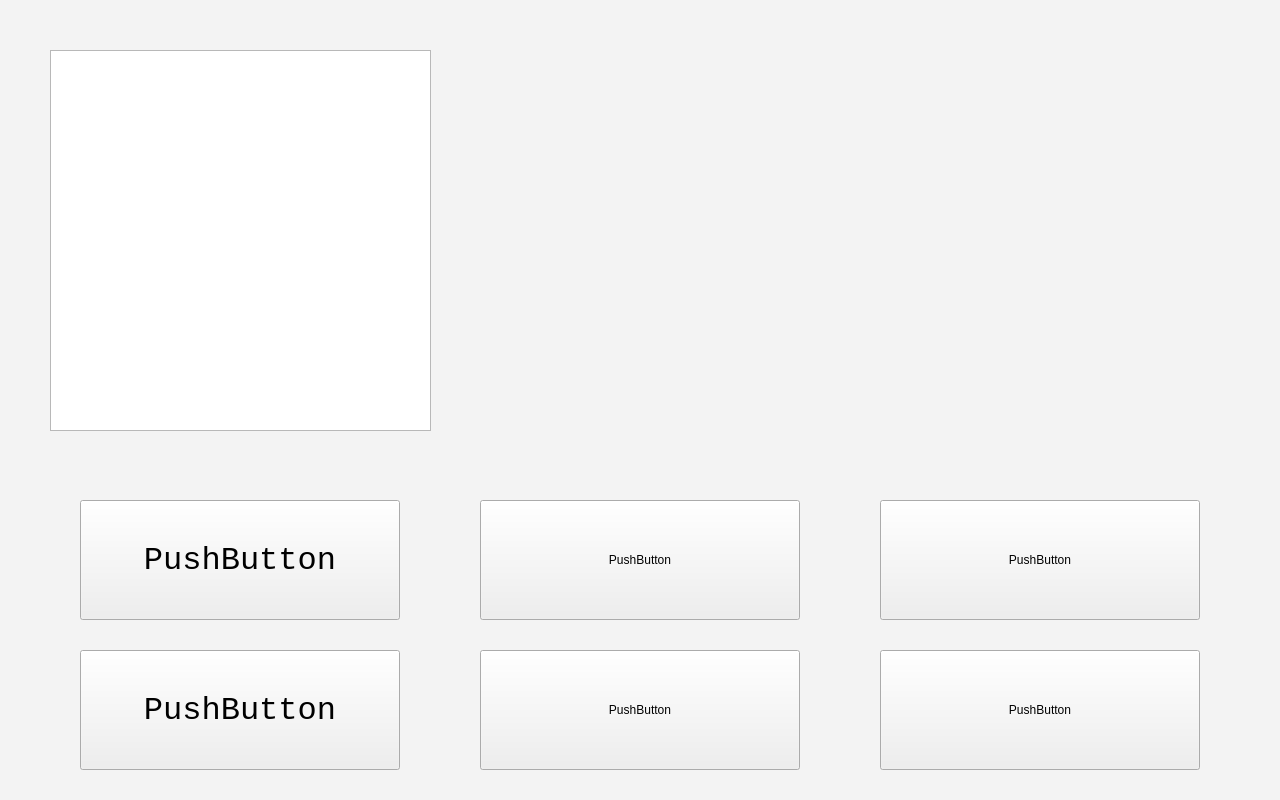
HIBIKl/CPP_Homework, file widget.ui: the form before one commit.
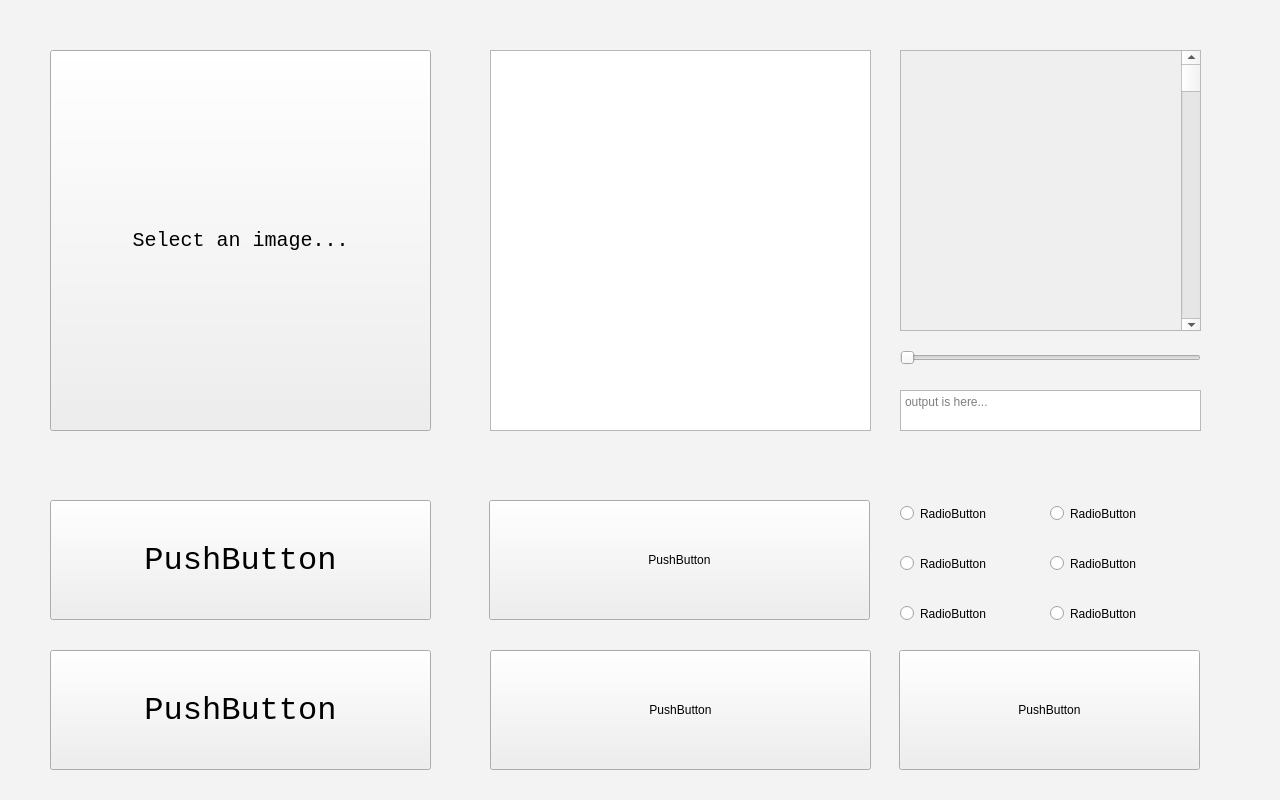
The form after the commit. Custom widgets are drawn as their Qt base class.

The edit to the form file:
```diff
--- a/widget.ui
+++ b/widget.ui
@@ -56,9 +56,9 @@
    <widget class="QtMaterialRaisedButton" name="startCompression">
     <property name="geometry">
      <rect>
-      <x>80</x>
+      <x>50</x>
       <y>650</y>
-      <width>320</width>
+      <width>381</width>
       <height>120</height>
      </rect>
     </property>
@@ -75,9 +75,9 @@
    <widget class="QtMaterialRaisedButton" name="uploadPic">
     <property name="geometry">
      <rect>
-      <x>80</x>
+      <x>50</x>
       <y>500</y>
-      <width>320</width>
+      <width>381</width>
       <height>120</height>
      </rect>
     </property>
@@ -94,9 +94,9 @@
    <widget class="QtMaterialRaisedButton" name="function1">
     <property name="geometry">
      <rect>
-      <x>480</x>
+      <x>489</x>
       <y>500</y>
-      <width>320</width>
+      <width>381</width>
       <height>120</height>
      </rect>
     </property>
@@ -110,22 +110,9 @@
    <widget class="QtMaterialRaisedButton" name="function3">
     <property name="geometry">
      <rect>
-      <x>480</x>
+      <x>490</x>
       <y>650</y>
-      <width>320</width>
-      <height>120</height>
-     </rect>
-    </property>
-    <property name="text">
-     <string>PushButton</string>
-    </property>
-   </widget>
-   <widget class="QtMaterialRaisedButton" name="function2">
-    <property name="geometry">
-     <rect>
-      <x>880</x>
-      <y>500</y>
-      <width>320</width>
+      <width>381</width>
       <height>120</height>
      </rect>
     </property>
@@ -136,9 +123,9 @@
    <widget class="QtMaterialRaisedButton" name="function4">
     <property name="geometry">
      <rect>
-      <x>880</x>
+      <x>899</x>
       <y>650</y>
-      <width>320</width>
+      <width>301</width>
       <height>120</height>
      </rect>
     </property>
@@ -146,7 +133,17 @@
      <string>PushButton</string>
     </property>
    </widget>
-   <widget class="QGraphicsView" name="graphicsView">
+   <widget class="QGraphicsView" name="graphicsView_2">
+    <property name="geometry">
+     <rect>
+      <x>490</x>
+      <y>50</y>
+      <width>381</width>
+      <height>381</height>
+     </rect>
+    </property>
+   </widget>
+   <widget class="QtMaterialRaisedButton" name="selectPicture">
     <property name="geometry">
      <rect>
       <x>50</x>
@@ -155,7 +152,179 @@
       <height>381</height>
      </rect>
     </property>
+    <property name="font">
+     <font>
+      <family>Consolas</family>
+      <pointsize>15</pointsize>
+      <bold>false</bold>
+     </font>
+    </property>
+    <property name="text">
+     <string>Select an image...</string>
+    </property>
    </widget>
+   <widget class="QtMaterialRadioButton" name="radioButton">
+    <property name="geometry">
+     <rect>
+      <x>900</x>
+      <y>550</y>
+      <width>134</width>
+      <height>27</height>
+     </rect>
+    </property>
+    <property name="text">
+     <string>RadioButton</string>
+    </property>
+   </widget>
+   <widget class="QtMaterialRadioButton" name="radioButton_2">
+    <property name="geometry">
+     <rect>
+      <x>900</x>
+      <y>500</y>
+      <width>134</width>
+      <height>27</height>
+     </rect>
+    </property>
+    <property name="text">
+     <string>RadioButton</string>
+    </property>
+   </widget>
+   <widget class="QtMaterialRadioButton" name="radioButton_3">
+    <property name="geometry">
+     <rect>
+      <x>1050</x>
+      <y>500</y>
+      <width>134</width>
+      <height>27</height>
+     </rect>
+    </property>
+    <property name="text">
+     <string>RadioButton</string>
+    </property>
+   </widget>
+   <widget class="QtMaterialRadioButton" name="radioButton_4">
+    <property name="geometry">
+     <rect>
+      <x>1050</x>
+      <y>550</y>
+      <width>134</width>
+      <height>27</height>
+     </rect>
+    </property>
+    <property name="text">
+     <string>RadioButton</string>
+    </property>
+   </widget>
+   <widget class="QtMaterialRadioButton" name="radioButton_5">
+    <property name="geometry">
+     <rect>
+      <x>900</x>
+      <y>600</y>
+      <width>134</width>
+      <height>27</height>
+     </rect>
+    </property>
+    <property name="text">
+     <string>RadioButton</string>
+    </property>
+   </widget>
+   <widget class="QtMaterialRadioButton" name="radioButton_6">
+    <property name="geometry">
+     <rect>
+      <x>1050</x>
+      <y>600</y>
+      <width>134</width>
+      <height>27</height>
+     </rect>
+    </property>
+    <property name="text">
+     <string>RadioButton</string>
+    </property>
+   </widget>
+   <widget class="QtMaterialSlider" name="horizontalSlider">
+    <property name="geometry">
+     <rect>
+      <x>900</x>
+      <y>350</y>
+      <width>301</width>
+      <height>16</height>
+     </rect>
+    </property>
+    <property name="orientation">
+     <enum>Qt::Horizontal</enum>
+    </property>
+   </widget>
+   <widget class="QScrollArea" name="scrollArea">
+    <property name="geometry">
+     <rect>
+      <x>900</x>
+      <y>50</y>
+      <width>301</width>
+      <height>281</height>
+     </rect>
+    </property>
+    <property name="widgetResizable">
+     <bool>true</bool>
+    </property>
+    <widget class="QWidget" name="scrollAreaWidgetContents">
+     <property name="geometry">
+      <rect>
+       <x>0</x>
+       <y>0</y>
+       <width>299</width>
+       <height>279</height>
+      </rect>
+     </property>
+     <widget class="QtMaterialScrollBar" name="verticalScrollBar">
+      <property name="geometry">
+       <rect>
+        <x>280</x>
+        <y>0</y>
+        <width>21</width>
+        <height>281</height>
+       </rect>
+      </property>
+      <property name="orientation">
+       <enum>Qt::Vertical</enum>
+      </property>
+     </widget>
+    </widget>
+   </widget>
+   <widget class="QtMaterialTextField" name="textEdit">
+    <property name="geometry">
+     <rect>
+      <x>900</x>
+      <y>390</y>
+      <width>301</width>
+      <height>41</height>
+     </rect>
+    </property>
+    <property name="focusPolicy">
+     <enum>Qt::StrongFocus</enum>
+    </property>
+    <property name="markdown">
+     <string/>
+    </property>
+    <property name="placeholderText">
+     <string>output is here...</string>
+    </property>
+   </widget>
+   <zorder>scrollArea</zorder>
+   <zorder>startCompression</zorder>
+   <zorder>uploadPic</zorder>
+   <zorder>function1</zorder>
+   <zorder>function3</zorder>
+   <zorder>function4</zorder>
+   <zorder>graphicsView_2</zorder>
+   <zorder>selectPicture</zorder>
+   <zorder>radioButton</zorder>
+   <zorder>radioButton_2</zorder>
+   <zorder>radioButton_3</zorder>
+   <zorder>radioButton_4</zorder>
+   <zorder>radioButton_5</zorder>
+   <zorder>radioButton_6</zorder>
+   <zorder>horizontalSlider</zorder>
+   <zorder>textEdit</zorder>
   </widget>
  </widget>
  <customwidgets>
@@ -164,6 +333,26 @@
    <extends>QPushButton</extends>
    <header location="global">qtmaterialraisedbutton.h</header>
   </customwidget>
+  <customwidget>
+   <class>QtMaterialRadioButton</class>
+   <extends>QRadioButton</extends>
+   <header location="global">qtmaterialradiobutton.h</header>
+  </customwidget>
+  <customwidget>
+   <class>QtMaterialSlider</class>
+   <extends>QSlider</extends>
+   <header location="global">qtmaterialslider.h</header>
+  </customwidget>
+  <customwidget>
+   <class>QtMaterialTextField</class>
+   <extends>QTextEdit</extends>
+   <header location="global">qtmaterialtextfield.h</header>
+  </customwidget>
+  <customwidget>
+   <class>QtMaterialScrollBar</class>
+   <extends>QScrollBar</extends>
+   <header>qtmaterialscrollbar.h</header>
+  </customwidget>
  </customwidgets>
  <resources/>
  <connections/>
```
